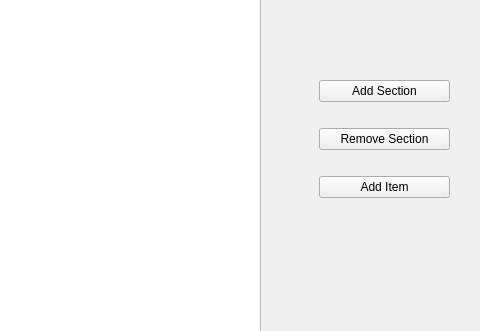
Before: the Qt Designer form gui/mainwindow.ui in wildHun7/Estimator, drawn with Qt 5; both pictures show x 320 to 800 and y 100 to 431 of the 800 by 600 pixel window.
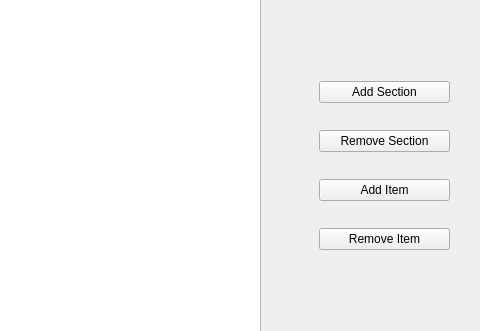
After: the same form once the commit is applied.

```diff
--- a/gui/mainwindow.ui
+++ b/gui/mainwindow.ui
@@ -30,7 +30,7 @@
       <x>639</x>
       <y>160</y>
       <width>131</width>
-      <height>161</height>
+      <height>211</height>
      </rect>
     </property>
     <layout class="QVBoxLayout" name="buttonLayout">
@@ -55,6 +55,13 @@
        </property>
       </widget>
      </item>
+     <item>
+      <widget class="QPushButton" name="removeItemButton">
+       <property name="text">
+        <string>Remove Item</string>
+       </property>
+      </widget>
+     </item>
     </layout>
    </widget>
   </widget>
```
